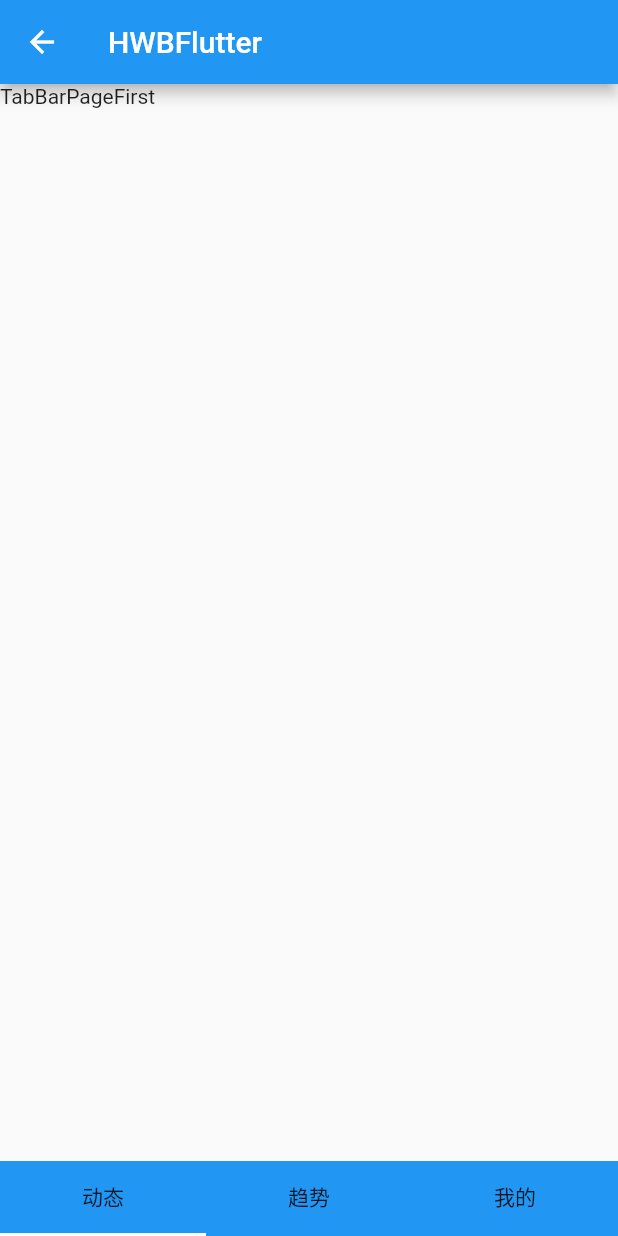
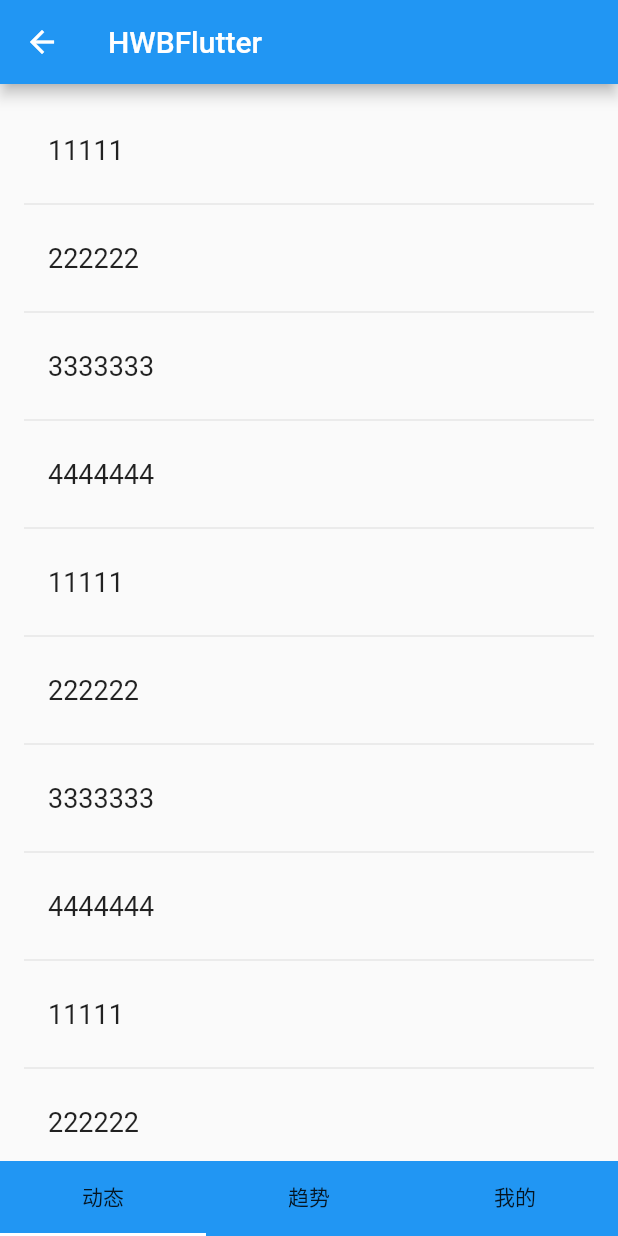
Before and after one commit to MiloHwb/flutter_practice_app, a Flutter app: the screen it shows after launch, after a tap on "Bottom Tab", on a phone screen of 412 x 824 dp. Run offline on Flutter 3.47's test engine with Material 2 defaults, Android fonts, the phone set to English and light mode, and no system bars.

Commit message:
TabBarWithPageView结束

```diff
--- a/lib/tab_bar_with_page_view/tab_bar_page_first.dart
+++ b/lib/tab_bar_with_page_view/tab_bar_page_first.dart
@@ -5,11 +5,69 @@ class TabBarPageFirst extends StatefulWidget {
   _TabBarPageFirstState createState() => _TabBarPageFirstState();
 }
 
-class _TabBarPageFirstState extends State<TabBarPageFirst> {
+class _TabBarPageFirstState extends State<TabBarPageFirst> with AutomaticKeepAliveClientMixin{
+  final _suggestions = <String>[];
+
+  final _bigFont = const TextStyle(fontSize: 18);
+
+  ///构建条目
+  Widget _buildItem(String pair) {
+    return ListTile(
+      title: Text(
+        pair,
+        style: _bigFont,
+      ),
+    );
+  }
+
+  _generateWordPair() {
+    return [
+      "11111",
+      "222222",
+      "3333333",
+      "4444444",
+      "11111",
+      "222222",
+      "3333333",
+      "4444444",
+      "11111",
+      "222222",
+      "3333333",
+      "4444444",
+      "11111",
+      "222222",
+      "3333333",
+      "4444444"
+    ];
+  }
+
+  Widget _buildSuggestions() {
+    return ListView.builder(
+      itemBuilder: (BuildContext context, int index) {
+        //如果是奇数就返回分割线
+        if (index.isOdd) {
+          return Divider();
+        } else {
+          //偶数
+          final i = index ~/ 2;
+          //如果是建议列表的最后一个单词对
+          if (i >=_suggestions.length) {
+            _suggestions.addAll(_generateWordPair());
+          }
+          return _buildItem(_suggestions[i]);
+        }
+      },
+      padding: const EdgeInsets.all(16),
+    );
+  }
+
   @override
   Widget build(BuildContext context) {
-    return Container(
-      child: Text('TabBarPageFirst'),
-    );
+    super.build(context);//AutomaticKeepAliveClientMixin要求必须调用
+    return _buildSuggestions();
   }
+
+  @override
+  bool get wantKeepAlive => true;
+
 }
```
Also changed, not shown: lib/tab_bar_with_page_view/tab_bar_page_forth.dart (+70 -4 lines), lib/tab_bar_with_page_view/tab_bar_page_second.dart (+53 -4 lines), lib/tab_bar_with_page_view/tab_bar_page_third.dart (+61 -4 lines).
